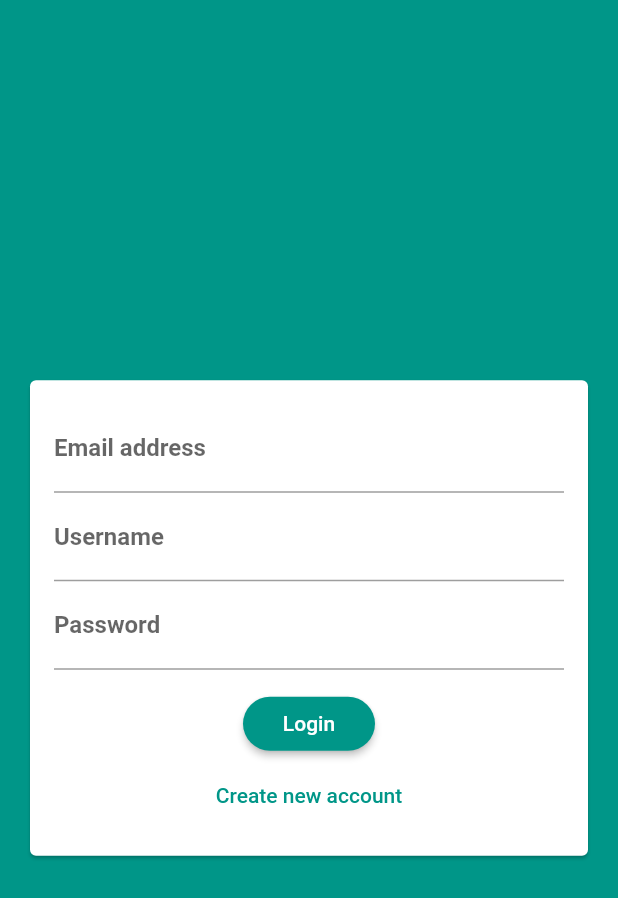
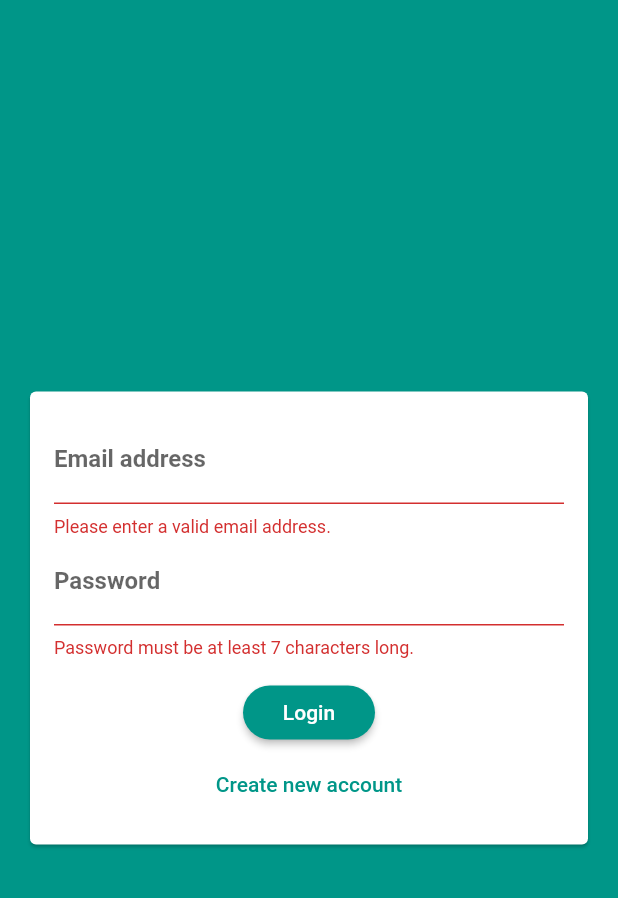
Before and after one commit to JaavierR/chat-app-flutter, a Flutter app: the screen it shows after launch, after a tap on "Login", on a phone screen of 412 x 824 dp. Shown: the top 898 px of the screen. Run offline on Flutter 3.47's test engine with Material 2 defaults, Android fonts, the phone set to English and light mode, and no system bars; our stand-ins replace cloud_firestore; accounts and stored records are empty.

Commit message:
feat: create the auth form, add validation and storing values from the formfield.

```diff
--- a/lib/widgets/auth/auth_form.dart
+++ b/lib/widgets/auth/auth_form.dart
@@ -6,6 +6,26 @@ class AuthForm extends StatefulWidget {
 }
 
 class _AuthFormState extends State<AuthForm> {
+  final _formKey = GlobalKey<FormState>();
+  var _isLogin = true;
+  var _userEmail = '';
+  var _userName = '';
+  var _userPassword = '';
+
+  void _trySubmit() {
+    final isValid = _formKey.currentState.validate();
+    // This closes the keyboard when we submit the form.
+    FocusScope.of(context).unfocus();
+
+    if (isValid) {
+      _formKey.currentState.save();
+      print(_userEmail);
+      print(_userName);
+      print(_userPassword);
+      // TODO: Use those values to send our auth request...
+    }
+  }
+
   @override
   Widget build(BuildContext context) {
     return Center(
@@ -15,38 +35,77 @@ class _AuthFormState extends State<AuthForm> {
           child: Padding(
             padding: const EdgeInsets.all(16.0),
             child: Form(
+              key: _formKey,
               child: Column(
                 mainAxisSize: MainAxisSize.min,
                 children: [
                   TextFormField(
+                    key: ValueKey('email'),
+                    validator: (value) {
+                      if (value.isEmpty || !value.contains('@')) {
+                        return 'Please enter a valid email address.';
+                      }
+                      return null;
+                    },
                     keyboardType: TextInputType.emailAddress,
                     decoration: InputDecoration(
                       labelText: 'Email address',
                       labelStyle: const TextStyle(fontWeight: FontWeight.bold),
                     ),
+                    onSaved: (newValue) {
+                      _userEmail = newValue;
+                    },
                   ),
+                  if (!_isLogin)
+                    TextFormField(
+                      key: ValueKey('username'),
+                      validator: (value) {
+                        if (value.isEmpty || value.length < 4) {
+                          return 'Please enter at least 4 characters.';
+                        }
+                        return null;
+                      },
+                      decoration: InputDecoration(
+                        labelText: 'Username',
+                        labelStyle:
+                            const TextStyle(fontWeight: FontWeight.bold),
+                      ),
+                      onSaved: (newValue) {
+                        _userName = newValue;
+                      },
+                    ),
                   TextFormField(
-                    decoration: InputDecoration(
-                      labelText: 'Username',
-                      labelStyle: const TextStyle(fontWeight: FontWeight.bold),
-                    ),
-                  ),
-                  TextFormField(
+                    key: ValueKey('password'),
+                    validator: (value) {
+                      if (value.isEmpty || value.length < 7) {
+                        return 'Password must be at least 7 characters long.';
+                      }
+                      return null;
+                    },
                     obscureText: true,
                     decoration: InputDecoration(
                       labelText: 'Password',
                       labelStyle: const TextStyle(fontWeight: FontWeight.bold),
                     ),
+                    onSaved: (newValue) {
+                      _userPassword = newValue;
+                    },
                   ),
                   SizedBox(height: 12.0),
                   RaisedButton(
-                    child: Text('Login'),
-                    onPressed: () {},
+                    child: Text(_isLogin ? 'Login' : 'Signup'),
+                    onPressed: _trySubmit,
                   ),
                   FlatButton(
                     textColor: Theme.of(context).primaryColor,
-                    child: Text('Create new account'),
-                    onPressed: () {},
+                    child: Text(_isLogin
+                        ? 'Create new account'
+                        : 'I already have an account'),
+                    onPressed: () {
+                      setState(() {
+                        _isLogin = !_isLogin;
+                      });
+                    },
                   ),
                 ],
               ),
```
